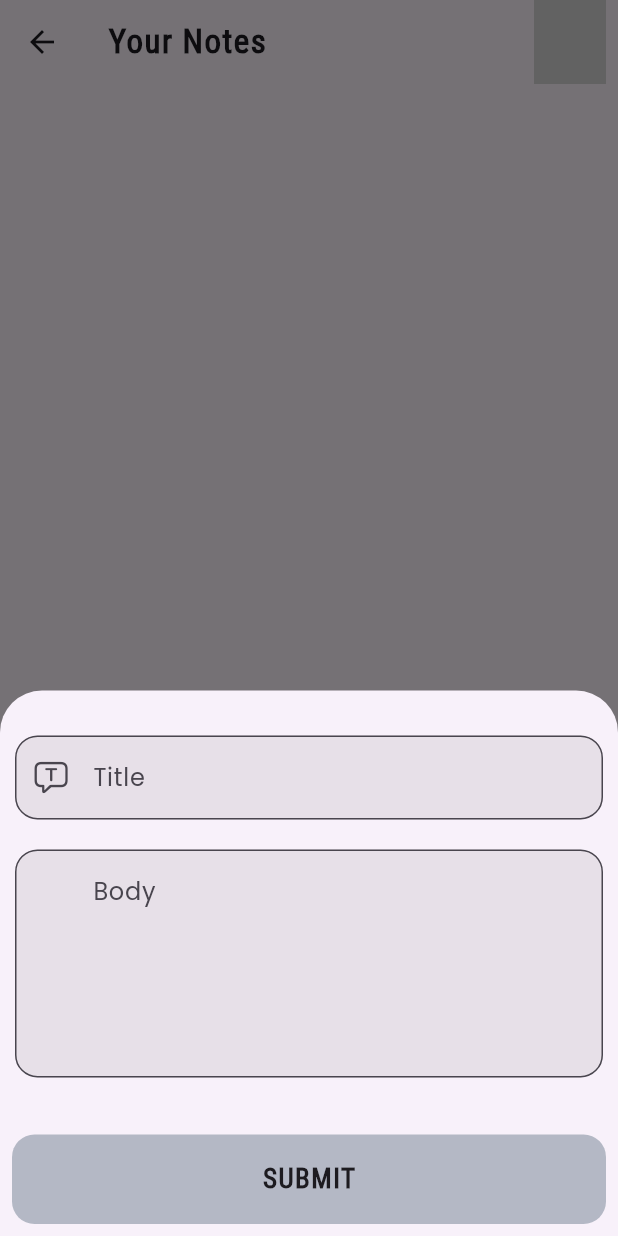
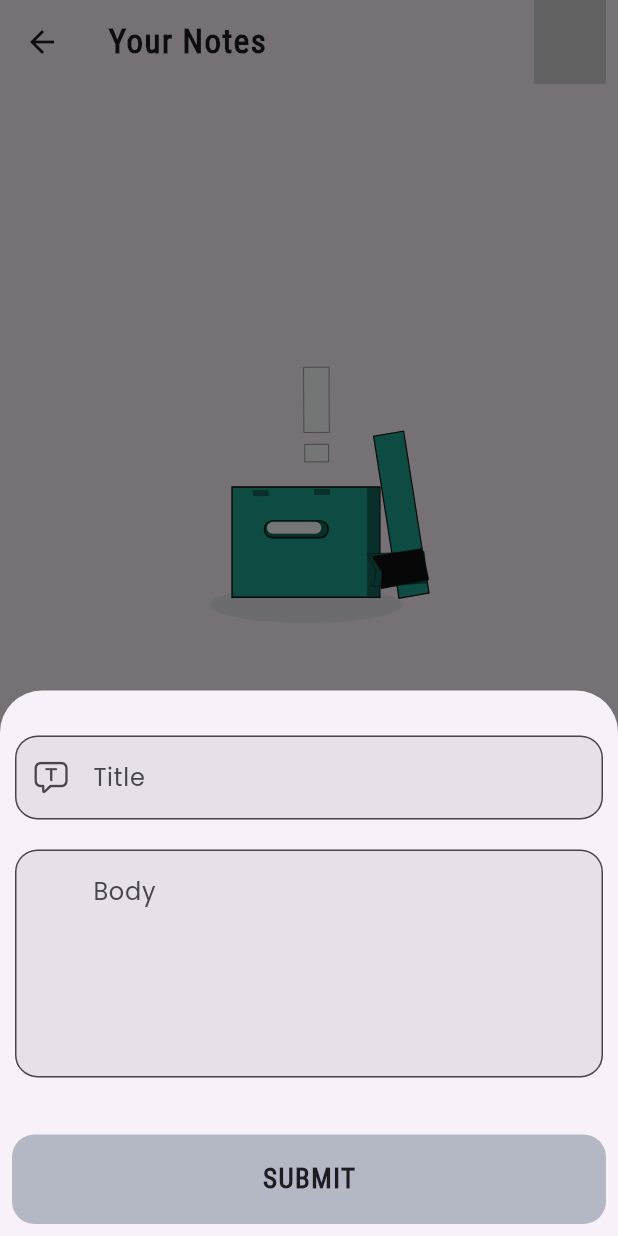
Before and after one commit to kimoo112/Insipartion_Station, a Flutter app: the HomeView screen opened directly, after a tap on an icon or button, on a phone screen of 412 x 824 dp. Run offline on Flutter 3.47's test engine with Material 2 defaults, Android fonts, the phone set to English and light mode, and no system bars; our stand-ins replace another_flutter_splash_screen, bloc, flutter_bloc, flutter_screenutil, hive, hive_flutter and 2 more; missing offline and left inert: day_night_switcher; accounts and stored records are empty.

Commit message:
Inspiration Station

```diff
--- /dev/null
+++ b/lib/Helpers/Themes/dark_theme.dart
@@ -0,0 +1,24 @@
+import 'package:flutter/material.dart';
+
+import '../colors.dart';
+
+ThemeData themeDataDark(context) => ThemeData.dark(
+      useMaterial3: true,
+    ).copyWith(
+      appBarTheme: AppBarTheme(
+          backgroundColor: cTransperet,
+          elevation: 0,
+          scrolledUnderElevation: 2,
+          shadowColor: cGrey.withOpacity(.1)),
+      inputDecorationTheme: InputDecorationTheme(
+        fillColor: cSlateGray.withOpacity(.8),
+      ),
+      colorScheme: const ColorScheme.dark(primary: cLight),
+      floatingActionButtonTheme: const FloatingActionButtonThemeData(
+          backgroundColor: cDarkFloating, foregroundColor: cLight),
+      textTheme: Theme.of(context).textTheme.apply(
+            fontFamily: 'Rubik',
+            bodyColor: cDark,
+            decorationColor: cAmber,
+          ),
+    );
--- /dev/null
+++ b/lib/Helpers/Themes/light_theme.dart
@@ -0,0 +1,23 @@
+import 'package:flutter/material.dart';
+
+import '../colors.dart';
+
+ThemeData themeDataLight(context) => ThemeData.light(
+      useMaterial3: true,
+    ).copyWith(
+      iconButtonTheme: const IconButtonThemeData(style: ButtonStyle()),
+      appBarTheme: AppBarTheme(
+          backgroundColor: cTransperet,
+          elevation: 0,
+          scrolledUnderElevation: 2,
+          shadowColor: cDark.withOpacity(.4)),
+      floatingActionButtonTheme: const FloatingActionButtonThemeData(
+          backgroundColor: cLightFloating, foregroundColor: cDark),
+      inputDecorationTheme: InputDecorationTheme(
+        fillColor: cSlateGray.withOpacity(.5),
+      ),
+      textTheme: Theme.of(context).textTheme.apply(
+            fontFamily: 'Rubik',
+            bodyColor: cLight,
+          ),
+    );
--- a/lib/Logic/Read Notes Cubit/notes_cubit.dart
+++ b/lib/Logic/Read Notes Cubit/notes_cubit.dart
@@ -10,10 +10,14 @@ part 'notes_state.dart';
 class NotesCubit extends Cubit<NotesState> {
   NotesCubit() : super(NotesInitial());
   List<NoteModel>? notes;
-  fetchData()  {
-    var noteBox =  Hive.box<NoteModel>(hiveBox);
+  fetchData() {
+    var noteBox = Hive.box<NoteModel>(hiveBox);
 
     notes = noteBox.values.toList();
-    emit(NotesSuccess());
+    if (notes!.isEmpty) {
+      emit(NotesEmpty());
+    } else {
+      emit(NotesSuccess());
+    }
   }
 }
--- a/lib/Logic/Read Notes Cubit/notes_state.dart
+++ b/lib/Logic/Read Notes Cubit/notes_state.dart
@@ -5,3 +5,4 @@ abstract class NotesState {}
 
 class NotesInitial extends NotesState {}
 class NotesSuccess extends NotesState {}
+class NotesEmpty extends NotesState {}
--- a/lib/Views/Screens/home_view.dart
+++ b/lib/Views/Screens/home_view.dart
@@ -11,16 +11,14 @@ import '../Widgets/home_list_view.dart';
 
 class HomeView extends StatefulWidget {
   const HomeView({Key? key}) : super(key: key);
-
   @override
   State<HomeView> createState() => _HomeViewState();
 }
 
 class _HomeViewState extends State<HomeView> {
-  bool switcher = false;
   final formKey = GlobalKey<FormState>();
+  List<NoteModel>? notes;
 
-  List<NoteModel>? notes;
   @override
   void initState() {
     BlocProvider.of<NotesCubit>(context).fetchData();
@@ -53,11 +51,9 @@ class _HomeViewState extends State<HomeView> {
           size: 22.sp,
         ),
       ),
-      body: Column(
-        children: [
-          SizedBox(height: 40.h),
-          const Expanded(child: HomeListView()),
-        ],
+      body: Padding(
+        padding: EdgeInsets.only(top: 40.h),
+        child: const HomeListView(),
       ),
     );
   }
--- a/lib/Views/Widgets/dark_light_icon.dart
+++ b/lib/Views/Widgets/dark_light_icon.dart
@@ -21,15 +21,22 @@ class DarkAndLight extends StatefulWidget {
 class _DarkAndLightState extends State<DarkAndLight> {
   bool isDarkModeEnabled = true;
 
+  saveTheme() async {
+    final prefs = await SharedPreferences.getInstance();
+    prefs.setBool('isDarkMode', isDarkModeEnabled);
+  }
+
   saveInitial() async {
     final prefs = await SharedPreferences.getInstance();
-    bool? initial = prefs.getBool('switch');
+    setState(() {
+      bool? initial = prefs.getBool('isDarkMode');
 
-    if (initial == null) {
-      isDarkModeEnabled = true;
-    } else {
-      isDarkModeEnabled = initial;
-    }
+      if (initial == null) {
+        isDarkModeEnabled = true;
+      } else {
+        isDarkModeEnabled = initial;
+      }
+    });
   }
 
   @override
@@ -48,10 +55,9 @@ class _DarkAndLightState extends State<DarkAndLight> {
             nightBackgroundColor: cPrimary,
             isDarkModeEnabled: isDarkModeEnabled,
             onStateChanged: (isChecked) async {
-              final prefs = await SharedPreferences.getInstance();
               setState(() {
                 isDarkModeEnabled = isChecked;
-                prefs.setBool('switch', isChecked);
+                saveTheme();
               });
 
               if (isChecked) {
--- a/lib/Views/Widgets/home_list_view.dart
+++ b/lib/Views/Widgets/home_list_view.dart
@@ -1,23 +1,74 @@
 import 'package:flutter/cupertino.dart';
 import 'package:flutter_bloc/flutter_bloc.dart';
+import 'package:flutter_screenutil/flutter_screenutil.dart';
+import 'package:lottie/lottie.dart';
+import 'package:notes/Helpers/colors.dart';
+import 'package:notes/Logic/App%20Theme%20cubit/app_theme_cubit.dart';
 
 import '../../Logic/Read Notes Cubit/notes_cubit.dart';
 import '../../Model/note_model.dart';
 import 'custom_container.dart';
 
-class HomeListView extends StatelessWidget {
+class HomeListView extends StatefulWidget {
   const HomeListView({
     super.key,
   });
 
   @override
+  State<HomeListView> createState() => _HomeListViewState();
+}
+
+class _HomeListViewState extends State<HomeListView> {
+  bool isEmpty = true;
+  @override
   Widget build(BuildContext context) {
     return BlocBuilder<NotesCubit, NotesState>(
       builder: (context, state) {
         List<NoteModel> notes = BlocProvider.of<NotesCubit>(context).notes!;
+        isEmpty = notes.isEmpty;
         return Padding(
           padding: const EdgeInsets.symmetric(vertical: 28),
-          child: ListView.builder(
+          child: isEmpty
+              ? BlocBuilder<AppThemeCubit, AppThemeState>(
+                  builder: (context, state) {
+                    if (state is AppThemeLight) {
+                      return Center(
+                        child: Column(
+                          mainAxisAlignment: MainAxisAlignment.start,
+                          children: [
+                            Lottie.asset('assets/images/Empty Notes.json',
+                                width: 250.w),
+                            Text(
+                              'No Notes Added You Can add Your Notes',
+                              style: TextStyle(
+                                  fontSize: 16.sp,
+                                  color: cDark,
+                                  fontFamily: 'Poppins'),
+                            ),
+                          ],
+                        ),
+                      );
+                    } else {
+                      return Column(
+                        mainAxisAlignment: MainAxisAlignment.start,
+                        children: [
+                          Lottie.asset('assets/images/Empty Notes.json',
+                              width: 250.w),
+                          Center(
+                            child: Text(
+                              'No Notes Added You Can add Your Notes',
+                              style: TextStyle(
+                                  fontSize: 16.sp,
+                                  color: cLight,
+                                  fontFamily: 'Poppins'),
+                            ),
+                          ),
+                        ],
+                      );
+                    }
+                  },
+                )
+              : ListView.builder(
                   itemCount: notes.length,
                   padding: EdgeInsets.zero,
                   itemBuilder: (context, index) {
--- a/lib/Views/Widgets/text_form_field.dart
+++ b/lib/Views/Widgets/text_form_field.dart
@@ -25,13 +25,15 @@ class TextFieldWi extends StatelessWidget {
     return Padding(
       padding: EdgeInsets.all(10),
       child: TextFormField(
+
         scrollPadding: EdgeInsets.all(55),
         autovalidateMode: autovalidateMode,
         maxLines: maxlines ?? 1,
         style: TextStyle(fontFamily: "Poppins", fontSize: 16),
 onSaved:onsaved ,
         autofocus: false,
-        validator: (value) {
+        validator:
+         (value) {
           if (value!.isEmpty) {
             return "You should type thing not make it empty";
           } else {
@@ -42,6 +44,8 @@ onSaved:onsaved ,
         textInputAction: TextInputAction.next,
         decoration: InputDecoration(
           disabledBorder: InputBorder.none,
+
+
 
           focusedBorder: OutlineInputBorder(
               borderRadius: BorderRadius.circular(15),
--- a/lib/main.dart
+++ b/lib/main.dart
@@ -2,13 +2,14 @@ import 'package:flutter/material.dart';
 import 'package:flutter_bloc/flutter_bloc.dart';
 import 'package:flutter_screenutil/flutter_screenutil.dart';
 import 'package:hive_flutter/adapters.dart';
-import 'package:notes/Helpers/colors.dart';
 import 'package:notes/Helpers/shared_preferences.dart';
 import 'package:notes/Logic/Read%20Notes%20Cubit/notes_cubit.dart';
 import 'package:notes/Model/Enums/theme_state.dart';
 import 'package:notes/Model/note_model.dart';
 import 'package:notes/Views/Screens/splash_screen.dart';
 import 'package:shared_preferences/shared_preferences.dart';
+import 'Helpers/Themes/dark_theme.dart';
+import 'Helpers/Themes/light_theme.dart';
 import 'Helpers/constants.dart';
 import 'Logic/App Theme cubit/app_theme_cubit.dart';
 
@@ -44,28 +45,7 @@ class MyApp extends StatelessWidget {
                 return MaterialApp(
                   debugShowCheckedModeBanner: false,
                   title: 'Note App',
-                  theme: ThemeData.light(
-                    useMaterial3: true,
-                  ).copyWith(
-                    iconButtonTheme:
-                        const IconButtonThemeData(style: ButtonStyle()),
-                    appBarTheme: AppBarTheme(
-                        backgroundColor: cTransperet,
-                        elevation: 0,
-                        scrolledUnderElevation: 2,
-                        shadowColor: cDark.withOpacity(.4)),
-                    floatingActionButtonTheme:
-                        const FloatingActionButtonThemeData(
-                            backgroundColor: cLightFloating,
-                            foregroundColor: cDark),
-                    inputDecorationTheme: InputDecorationTheme(
-                      fillColor: cSlateGray.withOpacity(.5),
-                    ),
-                    textTheme: Theme.of(context).textTheme.apply(
-                          fontFamily: 'Rubik',
-                          bodyColor: cLight,
-                        ),
-                  ),
+                  theme: themeDataLight(context),
                   home: const SplashScreen(),
                 );
               });
@@ -78,28 +58,7 @@ class MyApp extends StatelessWidget {
                 return MaterialApp(
                   debugShowCheckedModeBanner: false,
                   title: 'Note App',
-                  theme: ThemeData.dark(
-                    useMaterial3: true,
-                  ).copyWith(
-                    appBarTheme: AppBarTheme(
-                        backgroundColor: cTransperet,
-                        elevation: 0,
-                        scrolledUnderElevation: 2,
-                        shadowColor: cGrey.withOpacity(.1)),
-                    inputDecorationTheme: InputDecorationTheme(
-                      fillColor: cSlateGray.withOpacity(.8),
-                    ),
-                    colorScheme: const ColorScheme.dark(primary: cLight),
-                    floatingActionButtonTheme:
-                        const FloatingActionButtonThemeData(
-                            backgroundColor: cDarkFloating,
-                            foregroundColor: cLight),
-                    textTheme: Theme.of(context).textTheme.apply(
-                          fontFamily: 'Rubik',
-                          bodyColor: cDark,
-                          decorationColor: cAmber,
-                        ),
-                  ),
+                  theme: themeDataDark(context),
                   home: const SplashScreen(),
                 );
               });
```
Also changed, not shown: assets/images/Empty Notes.json (added, +1 -0 lines), 1 other file. Lines whose indentation alone changed are shown as unchanged.
